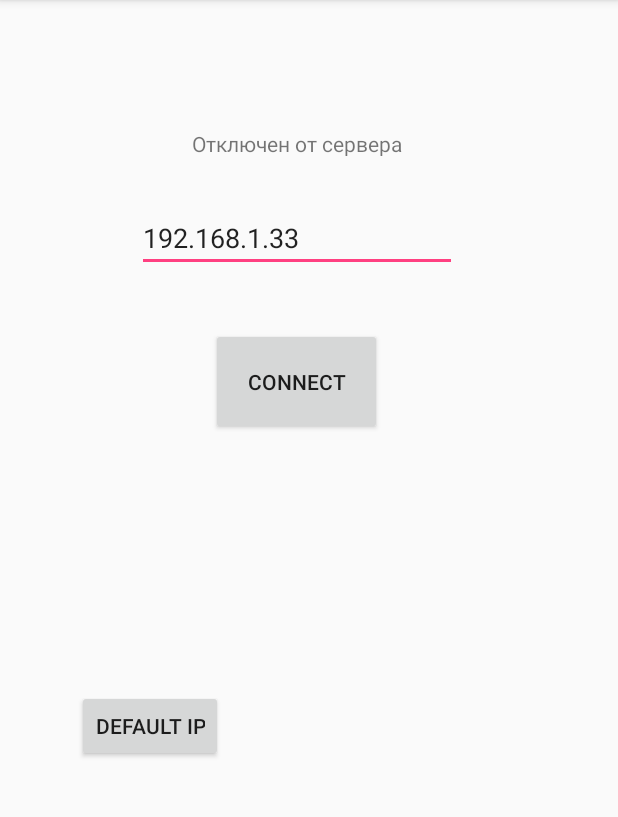
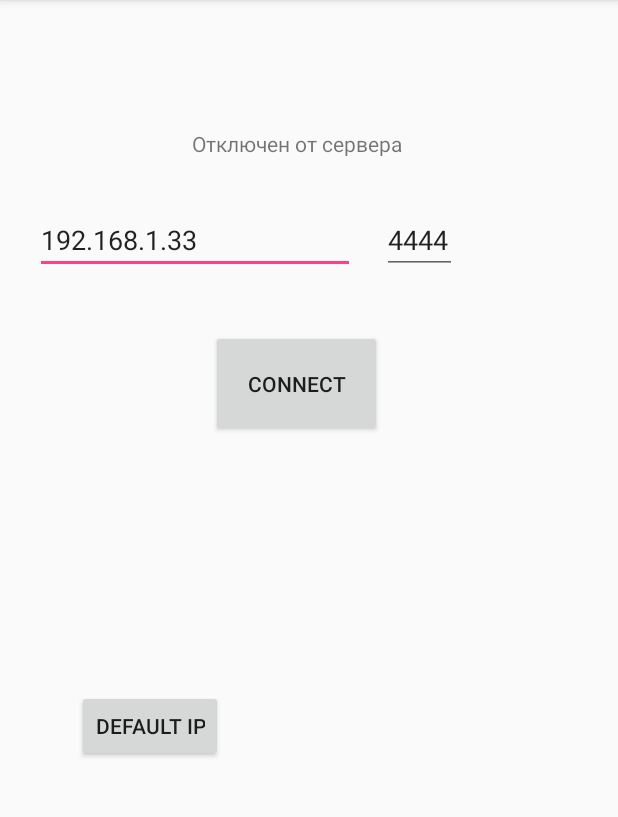
Before and after one commit to git2tan/SeeWarAndroid, an Android app: the screen it shows after launch (MainActivity), on a phone screen of 412 x 824 dp, the part 84-901 px from its top. Run offline under Robolectric (Android 15) with nearby library versions, the phone set to English and light mode, and no system bars.

Commit message:
Различные изменения

```diff
--- a/app/src/main/java/com/example/seawar/CreateGameActivity.java
+++ b/app/src/main/java/com/example/seawar/CreateGameActivity.java
@@ -199,12 +199,10 @@ public class CreateGameActivity extends AppCompatActivity implements IRefreshabl
         observersCountLabel.setText(model.getGame().getObserverCount() + "");
 
         if(model.isAllShipOnBoard()){
-//            message.setText("");
             readyCheckBox.setEnabled(true);
         }
         else{
             readyCheckBox.setEnabled(false);
-//            message.setText("Не все корабли установлены на поле");
         }
 
         startButton.setEnabled(readyCheckBox.isChecked() && model.isOpponentReady());
--- a/app/src/main/java/com/example/seawar/IController.java
+++ b/app/src/main/java/com/example/seawar/IController.java
@@ -12,9 +12,7 @@ public interface IController {
     void buttonLoginHandler(String login, String pass);
     void buttonSendHandler(String message);
     void buttonSendMessageToGameChat(String message);
-    void connectErrorHandler();
     void disconnect();
-    void activateViewHandler(IModel.ModelState state);
     void handleMessageFromServer(Message message);
     void buttonJoinHandler();
     void buttonCreateGameHandler();
--- a/app/src/main/java/com/example/seawar/IModel.java
+++ b/app/src/main/java/com/example/seawar/IModel.java
@@ -12,6 +12,7 @@ public interface IModel {
     public ModelState getState();
     public boolean isOtherView();
     public String getDefaultIP();
+    public int getDefaultPort();
     public String getCurrentIP();
     public ConnectionState getConnectionState();
     public ModelState getCurrentState();
--- a/app/src/main/java/com/example/seawar/MyController.java
+++ b/app/src/main/java/com/example/seawar/MyController.java
@@ -112,15 +112,7 @@ public class MyController implements IController, Observer {
         }
     }
 
-    @Override
-    public void connectErrorHandler() {
 
-    }
-
-    @Override
-    public void activateViewHandler(IModel.ModelState state) {
-        model.setCurState(state);
-    }
 
     @Override
     public void buttonJoinHandler() {
--- a/app/src/main/java/com/example/seawar/MyModel.java
+++ b/app/src/main/java/com/example/seawar/MyModel.java
@@ -99,6 +99,9 @@ public class MyModel extends Observable implements IModel{
     public String getDefaultIP() {
         return "192.168.1.33";
     }
+
+    @Override
+    public int getDefaultPort(){return 4444;}
 
     @Override
     public String getCurrentIP() {
--- a/app/src/main/res/layout/activity_main.xml
+++ b/app/src/main/res/layout/activity_main.xml
@@ -49,10 +49,12 @@
             android:inputType="textPersonName"
             tools:layout_editor_absoluteX="98dp"
             tools:layout_editor_absoluteY="150dp"
+            android:layout_marginTop="33dp"
             android:layout_below="@+id/connectStateLabel"
-            android:layout_alignRight="@+id/connectStateLabel"
-            android:layout_alignEnd="@+id/connectStateLabel"
-            android:layout_marginTop="32dp" />
+            android:layout_alignRight="@+id/connectButton"
+            android:layout_alignEnd="@+id/connectButton"
+            android:layout_marginRight="18dp"
+            android:layout_marginEnd="18dp" />
 
         <TextView
             android:id="@+id/connectStateLabel"
@@ -66,6 +68,18 @@
             android:layout_alignParentTop="true"
             android:layout_centerHorizontal="true"
             android:layout_marginTop="86dp" />
+
+        <EditText
+            android:id="@+id/portField"
+            android:layout_width="wrap_content"
+            android:layout_height="wrap_content"
+            android:ems="10"
+            android:inputType="textMultiLine"
+            android:layout_above="@+id/connectButton"
+            android:layout_toRightOf="@+id/connectIPField"
+            android:layout_alignRight="@+id/connectStateLabel"
+            android:layout_alignEnd="@+id/connectStateLabel"
+            android:text="4444"/>
     </RelativeLayout>
 
 </android.support.constraint.ConstraintLayout>
```
